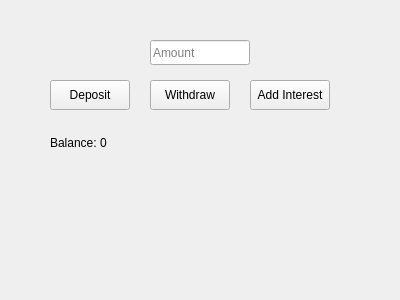
First picture: the form in mainwindow.ui, repository guikae06/MiniBankSystem, before the edit.
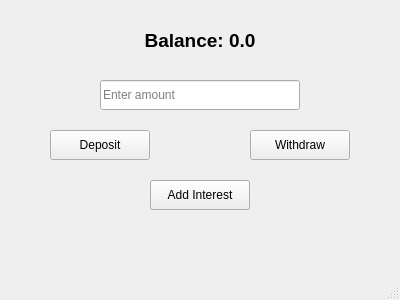
Second picture: the form after the edit.

Commit message: making it look beter, and adding everything to the readme.md

Diff of the .ui file:
```diff
--- a/mainwindow.ui
+++ b/mainwindow.ui
@@ -14,25 +14,47 @@
    <string>MiniBank System</string>
   </property>
   <widget class="QWidget" name="centralwidget">
+   <widget class="QLabel" name="balanceLabel">
+    <property name="geometry">
+     <rect>
+      <x>30</x>
+      <y>20</y>
+      <width>340</width>
+      <height>40</height>
+     </rect>
+    </property>
+    <property name="text">
+     <string>Balance: 0.0</string>
+    </property>
+    <property name="alignment">
+     <set>Qt::AlignCenter</set>
+    </property>
+    <property name="font">
+     <font>
+      <pointsize>14</pointsize>
+      <bold>true</bold>
+     </font>
+    </property>
+   </widget>
    <widget class="QLineEdit" name="amountLineEdit">
     <property name="geometry">
      <rect>
-      <x>150</x>
-      <y>40</y>
-      <width>100</width>
-      <height>25</height>
+      <x>100</x>
+      <y>80</y>
+      <width>200</width>
+      <height>30</height>
      </rect>
     </property>
     <property name="placeholderText">
-     <string>Amount</string>
+     <string>Enter amount</string>
     </property>
    </widget>
    <widget class="QPushButton" name="depositButton">
     <property name="geometry">
      <rect>
       <x>50</x>
-      <y>80</y>
-      <width>80</width>
+      <y>130</y>
+      <width>100</width>
       <height>30</height>
      </rect>
     </property>
@@ -43,9 +65,9 @@
    <widget class="QPushButton" name="withdrawButton">
     <property name="geometry">
      <rect>
-      <x>150</x>
-      <y>80</y>
-      <width>80</width>
+      <x>250</x>
+      <y>130</y>
+      <width>100</width>
       <height>30</height>
      </rect>
     </property>
@@ -56,9 +78,9 @@
    <widget class="QPushButton" name="interestButton">
     <property name="geometry">
      <rect>
-      <x>250</x>
-      <y>80</y>
-      <width>80</width>
+      <x>150</x>
+      <y>180</y>
+      <width>100</width>
       <height>30</height>
      </rect>
     </property>
@@ -66,20 +88,18 @@
      <string>Add Interest</string>
     </property>
    </widget>
-   <widget class="QLabel" name="balanceLabel">
-    <property name="geometry">
-     <rect>
-      <x>50</x>
-      <y>130</y>
-      <width>200</width>
-      <height>25</height>
-     </rect>
-    </property>
-    <property name="text">
-     <string>Balance: 0</string>
-    </property>
-   </widget>
   </widget>
+  <widget class="QMenuBar" name="menubar">
+   <property name="geometry">
+    <rect>
+     <x>0</x>
+     <y>0</y>
+     <width>400</width>
+     <height>20</height>
+    </rect>
+   </property>
+  </widget>
+  <widget class="QStatusBar" name="statusbar"/>
  </widget>
  <resources/>
  <connections/>
```
Left out of the diff: 2 changed lines with no effect on the pictures. The commit also changes 1 other file.
